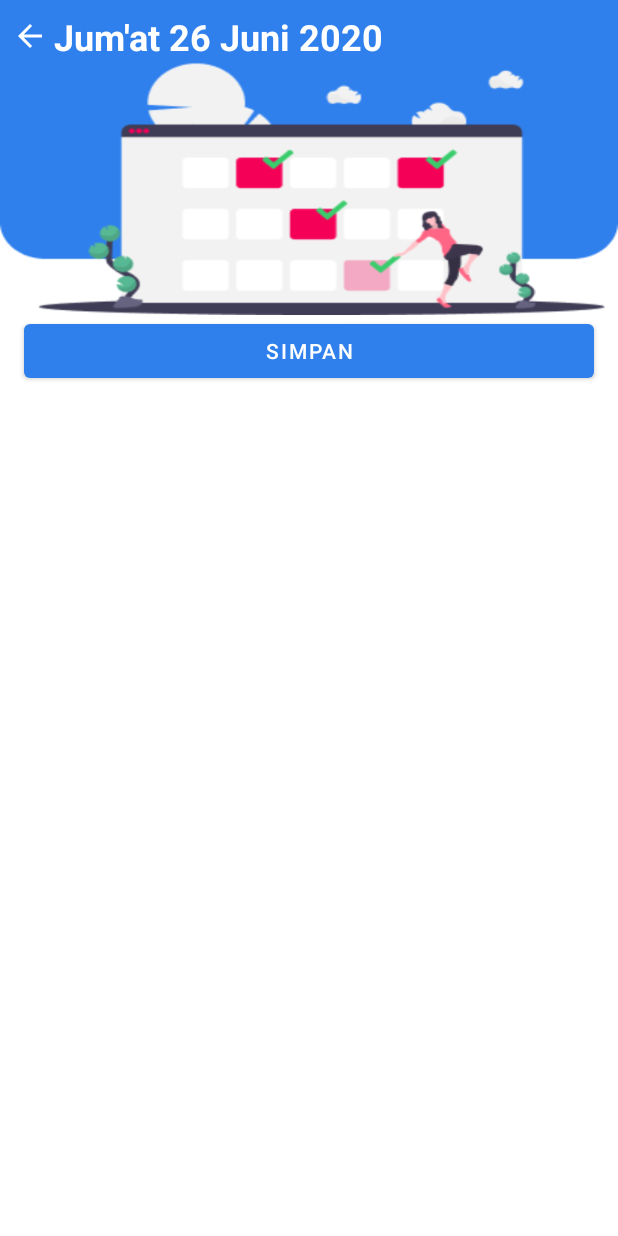
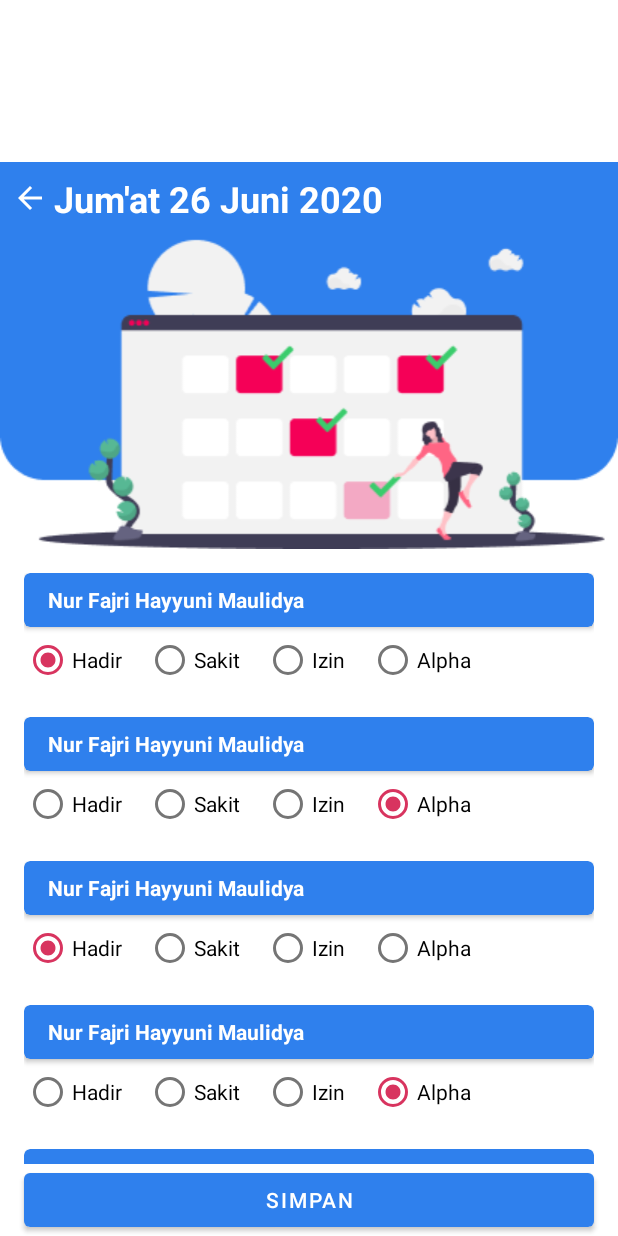
Before and after one commit to alifandartaa/KiddleApp, an Android app: the DetailPresensiActivity screen opened directly, with no data from a screen before it, on a phone screen of 412 x 824 dp. Run offline under Robolectric (Android 15) with nearby library versions, the phone set to English and light mode, and no system bars; plain views replace ExpandableLayout.

Commit message:
complete presensi

```diff
--- a/app/src/main/java/com/example/kiddleapp/Presensi/DetailPresensiActivity.kt
+++ b/app/src/main/java/com/example/kiddleapp/Presensi/DetailPresensiActivity.kt
@@ -2,7 +2,12 @@ package com.example.kiddleapp.Presensi
 
 import android.os.Bundle
 import androidx.appcompat.app.AppCompatActivity
+import androidx.recyclerview.widget.LinearLayoutManager
+import com.example.kiddleapp.Presensi.adapter.ListPresensiAdapter
+import com.example.kiddleapp.Presensi.model.PresensiMurid
 import com.example.kiddleapp.R
+import kotlinx.android.synthetic.main.activity_detail_presensi.*
+import kotlinx.android.synthetic.main.item_detail_presensi.*
 
 class DetailPresensiActivity : AppCompatActivity() {
     override fun onCreate(savedInstanceState: Bundle?) {
@@ -11,5 +16,29 @@ class DetailPresensiActivity : AppCompatActivity() {
 
         supportActionBar?.hide()
 
+        val list = ArrayList<PresensiMurid>()
+        val test = PresensiMurid("Nur Fajri Hayyuni Maulidya", "Hadir")
+        val test2 = PresensiMurid("Nur Fajri Hayyuni Maulidya", "Alpha")
+        val test3 = PresensiMurid("Nur Fajri Hayyuni Maulidya", "Hadir")
+        val test4 = PresensiMurid("Nur Fajri Hayyuni Maulidya", "Alpha")
+        val test5 = PresensiMurid("Nur Fajri Hayyuni Maulidya", "Hadir")
+        val test6 = PresensiMurid("Nur Fajri Hayyuni Maulidya", "Alpha")
+        list.add(test)
+        list.add(test2)
+        list.add(test3)
+        list.add(test4)
+        list.add(test5)
+        list.add(test6)
+        rv_presensi_murid.layoutManager = LinearLayoutManager(this)
+        val adapter = ListPresensiAdapter()
+        adapter.notifyDataSetChanged()
+        adapter.addItemToList(list)
+        rv_presensi_murid.adapter = adapter
+
+        adapter.setOnItemClickCallback(object : ListPresensiAdapter.onClickCallback {
+            override fun onItemClick(data: PresensiMurid) {
+                expend_layout_presensi.expand()
+            }
+        })
     }
 }
--- a/app/src/main/java/com/example/kiddleapp/Presensi/adapter/ListPresensiAdapter.kt
+++ b/app/src/main/java/com/example/kiddleapp/Presensi/adapter/ListPresensiAdapter.kt
@@ -9,25 +9,30 @@ import com.example.kiddleapp.R
 import kotlinx.android.synthetic.main.item_detail_presensi.view.*
 
 class ListPresensiAdapter : RecyclerView.Adapter<ListPresensiAdapter.ListViewHolder>() {
+    private lateinit var onItemClickCallback: onClickCallback
     var listItem = ArrayList<PresensiMurid>()
 
     class ListViewHolder(itemView: View) : RecyclerView.ViewHolder(itemView) {
         fun bind(presensiMurid: PresensiMurid) {
             with(itemView) {
                 tv_nama_murid_presensi.text = presensiMurid.namaMurid
-                when (presensiMurid.kehadiran) {
-                    "Hadir" ->
-                        option_hadir.isChecked = true
-                    "Sakit" ->
-                        option_hadir.isChecked = true
-                    "Izin" ->
-                        option_hadir.isChecked = true
-                    "Alpha" ->
-                        option_hadir.isChecked = true
+                if (presensiMurid.kehadiran == "Hadir") {
+                    option_hadir.isChecked = true
+                } else if (presensiMurid.kehadiran == "Alpha") {
+                    option_alpha.isChecked = true
                 }
             }
         }
 
+    }
+
+    fun addItemToList(list: ArrayList<PresensiMurid>) {
+        listItem.clear()
+        listItem.addAll(list)
+    }
+
+    fun setOnItemClickCallback(onItemClickCallback: onClickCallback) {
+        this.onItemClickCallback = onItemClickCallback
     }
 
     override fun onCreateViewHolder(parent: ViewGroup, viewType: Int): ListViewHolder {
@@ -45,4 +50,8 @@ class ListPresensiAdapter : RecyclerView.Adapter<ListPresensiAdapter.ListViewHol
     override fun onBindViewHolder(holder: ListViewHolder, position: Int) {
         holder.bind(listItem[position])
     }
+
+    interface onClickCallback {
+        fun onItemClick(data: PresensiMurid)
+    }
 }
--- a/app/src/main/res/layout/activity_detail_presensi.xml
+++ b/app/src/main/res/layout/activity_detail_presensi.xml
@@ -4,16 +4,25 @@
     xmlns:tools="http://schemas.android.com/tools"
     android:layout_width="match_parent"
     android:layout_height="match_parent"
+    android:layout_gravity="fill"
     tools:context=".Presensi.PresensiActivity">
+
+    <LinearLayout
+        android:layout_width="match_parent"
+        android:layout_height="match_parent"
+        android:layout_gravity="bottom"
+        android:orientation="vertical">
+
 
         <androidx.constraintlayout.widget.ConstraintLayout
             android:layout_width="match_parent"
             android:layout_height="match_parent">
 
+
             <FrameLayout
                 android:id="@+id/fl_banner_presensi"
                 android:layout_width="match_parent"
-            android:layout_height="210dp"
+                android:layout_height="match_parent"
                 app:layout_constraintEnd_toEndOf="parent"
                 app:layout_constraintStart_toStartOf="parent"
                 app:layout_constraintTop_toTopOf="parent">
@@ -43,16 +52,24 @@
                     android:textStyle="bold" />
             </FrameLayout>
 
+
+            <androidx.recyclerview.widget.RecyclerView
+                android:id="@+id/rv_presensi_murid"
+                android:layout_width="match_parent"
+                android:layout_height="410dp"
+                app:layout_constraintEnd_toEndOf="parent"
+                app:layout_constraintStart_toStartOf="parent"
+                app:layout_constraintTop_toBottomOf="@id/fl_banner_presensi"
+                tools:listitem="@layout/item_detail_presensi" />
+
+
+        </androidx.constraintlayout.widget.ConstraintLayout>
+
         <com.google.android.material.button.MaterialButton
             android:layout_width="match_parent"
             android:layout_height="wrap_content"
             android:layout_marginHorizontal="16dp"
-            android:text="@string/simpan"
-            app:layout_constraintBottom_toBottomOf="parent"
-            app:layout_constraintEnd_toEndOf="parent"
-            app:layout_constraintStart_toStartOf="parent"
-            app:layout_constraintTop_toBottomOf="@id/fl_banner_presensi"
-            app:layout_constraintVertical_bias="1.0" />
+            android:text="@string/simpan" />
 
-    </androidx.constraintlayout.widget.ConstraintLayout>
+    </LinearLayout>
 </androidx.core.widget.NestedScrollView>
--- a/app/src/main/res/layout/item_detail_presensi.xml
+++ b/app/src/main/res/layout/item_detail_presensi.xml
@@ -1,18 +1,22 @@
 <?xml version="1.0" encoding="utf-8"?>
-<androidx.cardview.widget.CardView xmlns:android="http://schemas.android.com/apk/res/android"
+<LinearLayout xmlns:android="http://schemas.android.com/apk/res/android"
     xmlns:app="http://schemas.android.com/apk/res-auto"
     android:id="@+id/cv_presensi_murid"
     android:layout_width="match_parent"
-    android:layout_height="30dp"
+    android:layout_height="80dp"
     android:layout_gravity="center"
-    android:layout_margin="16dp"
+    android:layout_marginHorizontal="16dp"
+    android:layout_marginTop="16dp"
     android:orientation="vertical"
     app:cardBackgroundColor="@color/colorPrimary"
     app:cardCornerRadius="4dp">
 
-    <LinearLayout
+    <androidx.cardview.widget.CardView
         android:layout_width="match_parent"
-        android:layout_height="match_parent">
+        android:layout_height="36dp"
+        android:orientation="vertical"
+        app:cardBackgroundColor="@color/colorPrimary"
+        app:cardCornerRadius="4dp">
 
         <TextView
             android:id="@+id/tv_nama_murid_presensi"
@@ -20,44 +24,52 @@
             android:layout_height="wrap_content"
             android:layout_gravity="center_vertical"
             android:layout_marginStart="16dp"
-            android:text="Nama anak"
+            android:text="@string/nama_anak"
             android:textColor="@color/colorWhite"
             android:textSize="14sp"
             android:textStyle="bold" />
 
+    </androidx.cardview.widget.CardView>
+
     <net.cachapa.expandablelayout.ExpandableLayout
         android:id="@+id/expend_layout_presensi"
         android:layout_width="match_parent"
-            android:layout_height="wrap_content"
+        android:layout_height="match_parent"
         app:el_duration="500"
-            app:el_expanded="false">
+        app:el_expanded="true"
+        app:el_parallax="0.5">
 
         <RadioGroup
             android:layout_width="wrap_content"
             android:layout_height="wrap_content"
-                android:layout_marginTop="8dp"
-                android:orientation="vertical">
+            android:orientation="horizontal">
 
             <com.google.android.material.radiobutton.MaterialRadioButton
                 android:id="@+id/option_hadir"
                 android:layout_width="wrap_content"
                 android:layout_height="wrap_content"
+
                 android:text="@string/hadir" />
 
             <com.google.android.material.radiobutton.MaterialRadioButton
                 android:id="@+id/option_sakit"
                 android:layout_width="wrap_content"
                 android:layout_height="wrap_content"
+                android:layout_marginStart="16dp"
                 android:text="@string/sakit" />
 
             <com.google.android.material.radiobutton.MaterialRadioButton
+                android:id="@+id/option_izin"
                 android:layout_width="wrap_content"
                 android:layout_height="wrap_content"
+                android:layout_marginStart="16dp"
                 android:text="@string/izin" />
 
             <com.google.android.material.radiobutton.MaterialRadioButton
+                android:id="@+id/option_alpha"
                 android:layout_width="wrap_content"
                 android:layout_height="wrap_content"
+                android:layout_marginStart="16dp"
                 android:text="@string/alpha" />
         </RadioGroup>
 
@@ -65,6 +77,3 @@
     </net.cachapa.expandablelayout.ExpandableLayout>
 
 </LinearLayout>
-
-
-</androidx.cardview.widget.CardView>
--- a/app/src/main/res/values/strings.xml
+++ b/app/src/main/res/values/strings.xml
@@ -72,6 +72,7 @@
     <string name="sakit">Sakit</string>
     <string name="izin">Izin</string>
     <string name="alpha">Alpha</string>
+    <string name="nama_anak">Nama anak</string>
     <string-array name="title_fragment_onboarding">
         <item>Presensi Murid</item>
         <item>Jurnal Kegiatan</item>
```
Lines whose indentation alone changed are shown as unchanged.
